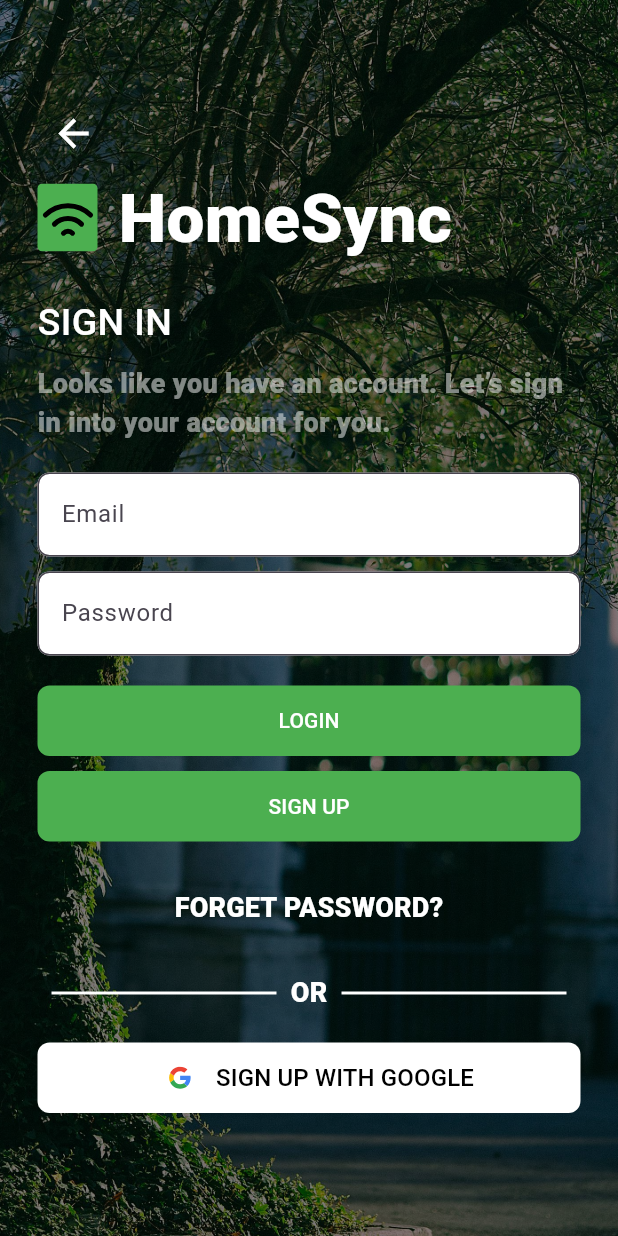
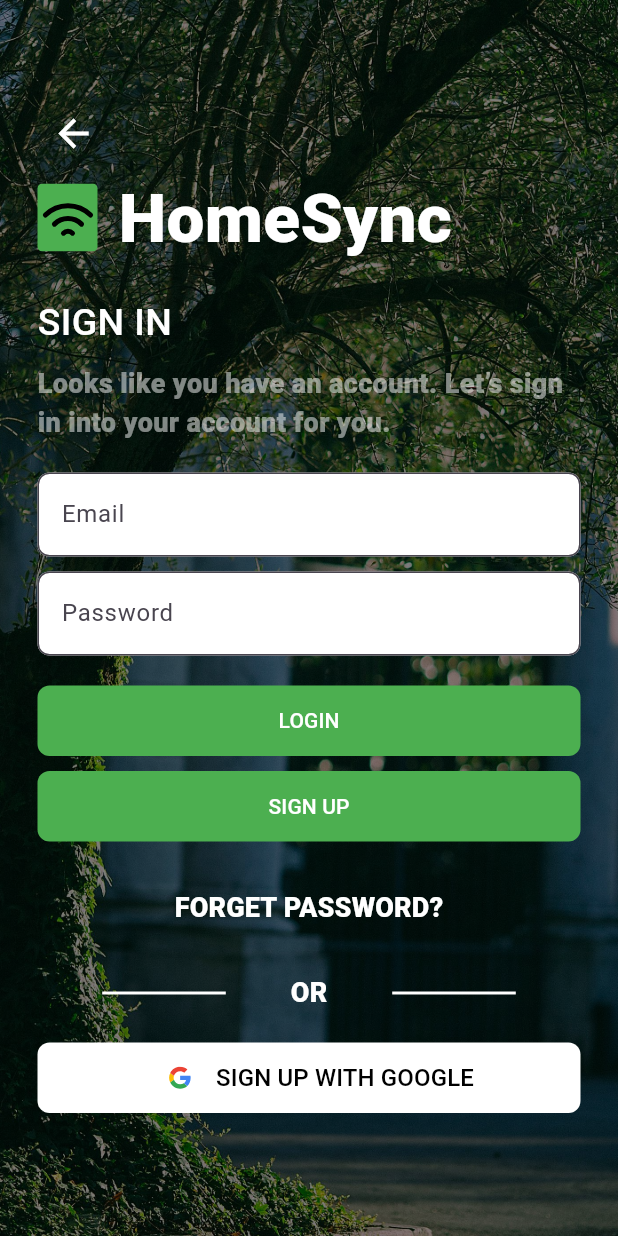
Before and after one commit to Tuyisenge2/E-commrcer-SPA-flutter, a Flutter app: the screen it shows after launch, after a tap on "Get Started", on a phone screen of 412 x 824 dp. Run offline on Flutter 3.47's test engine with Material 3 defaults, Android fonts, the phone set to English and light mode, and no system bars; our stand-ins replace flutter_svg, go_router.

Commit message:
feat-add media query in login

```diff
--- /dev/null
+++ b/lib/components/input_field.dart
@@ -0,0 +1,41 @@
+import 'package:flutter/material.dart';
+
+class InputField extends StatelessWidget {
+  final double width;
+  final String hint;
+  final Color inputColor;
+
+  const InputField({super.key, required this.width, required this.hint,required this.inputColor});
+  @override
+  Widget build(BuildContext context) {
+    return ConstrainedBox(
+      constraints: BoxConstraints(maxWidth: width),
+      child: TextField(
+        decoration: InputDecoration(
+          hintText: hint,
+          fillColor: inputColor,
+          filled: true,
+          border: OutlineInputBorder(
+            borderSide: BorderSide(color: inputColor),
+            borderRadius: BorderRadius.all(Radius.circular(8)),
+          ),
+        ),
+      ),
+    );
+  }
+}
+              // ConstrainedBox(
+              //   constraints: BoxConstraints(maxWidth: 400),
+              //   child: TextField(
+              //     maxLength: 20,
+              //     decoration: InputDecoration(
+              //       border: OutlineInputBorder(
+              //         borderSide: BorderSide(color: Colors.white),
+              //         borderRadius: BorderRadius.all(Radius.circular(8)),
+              //       ),
+              //       fillColor: Colors.white,
+              //       filled: true,
+              //       hintText: "Email",
+              //     ),
+              //   ),
+              // ),
--- a/lib/pages/hero_section.dart
+++ b/lib/pages/hero_section.dart
@@ -5,6 +5,7 @@
 class HeroSection extends StatelessWidget {
   @override
   Widget build(BuildContext context) {
+
     return Container(
       //color: Colors.white,
       padding: EdgeInsets.only(top: 124, left: 10),
@@ -24,9 +25,10 @@
               padding: const EdgeInsets.only(left: 30),
               child: Text(
                 "FULL CONTROL",
+                textScaler: TextScaler.linear(3.2),
                 style: TextStyle(
                   color: Colors.white,
-                  fontSize: 48,
+                  //  fontSize: fontSize,
                   fontWeight: FontWeight.w900,
                 ),
               ),
--- a/lib/pages/login.dart
+++ b/lib/pages/login.dart
@@ -3,10 +3,12 @@
 import 'package:go_router/go_router.dart';
 import 'package:new_app/components/back_button.dart';
 import 'package:new_app/components/forget_button.dart';
+import 'package:new_app/components/input_field.dart';
 
 class Login extends StatelessWidget {
   @override
   Widget build(BuildContext context) {
+    double screenWidth = MediaQuery.of(context).size.width;
     return Container(
       padding: EdgeInsets.only(left: 25, top: 65, right: 25),
       decoration: BoxDecoration(
@@ -71,31 +73,14 @@
                 ),
               ),
               SizedBox(height: 20),
+              InputField(width: 400, hint: 'Email', inputColor: Colors.white),
+              SizedBox(height: 10),
+              InputField(
+                width: 400,
+                hint: 'Password',
+                inputColor: Colors.white,
+              ),
 
-              TextField(
-                decoration: InputDecoration(
-                  border: OutlineInputBorder(
-                    borderSide: BorderSide(color: Colors.white),
-                    borderRadius: BorderRadius.all(Radius.circular(8)),
-                  ),
-                  fillColor: Colors.white,
-                  filled: true,
-                  hintText: "Email",
-                ),
-              ),
-              SizedBox(height: 10),
-
-              TextField(
-                decoration: InputDecoration(
-                  border: OutlineInputBorder(
-                    borderSide: BorderSide(color: Colors.white),
-                    borderRadius: BorderRadius.all(Radius.circular(8)),
-                  ),
-                  fillColor: Colors.white,
-                  filled: true,
-                  hintText: "Password",
-                ),
-              ),
               SizedBox(height: 20),
               SizedBox(
                 height: 47,
@@ -119,7 +104,6 @@
                 width: 400,
                 child: TextButton(
                   onPressed: () {
-                    // context.go('/signup');
                     context.push('/signup');
                   },
                   style: TextButton.styleFrom(
@@ -137,9 +121,20 @@
               Row(
                 mainAxisAlignment: MainAxisAlignment.spaceEvenly,
                 children: [
+                  // SizedBox(
+                  //   width: screenWidth,
+                  //   child: FractionallySizedBox(
+                  //     widthFactor: 0.2,
+                  //     child: Container(
+                  //       //  width: double.infinity,
+                  //       decoration: BoxDecoration(
+                  //         border: Border.all(color: Colors.white, width: 1),
+                  //       ),
+                  //     ),
+                  //   ),
+                  // ),
                   Container(
-                    width: 150,
-                    //width: sx(12),
+                    width: MediaQuery.of(context).size.width * 0.2,
                     decoration: BoxDecoration(
                       border: Border.all(color: Colors.white, width: 1),
                     ),
@@ -153,11 +148,17 @@
                     ),
                   ),
                   Container(
-                    width: 150,
+                    width: MediaQuery.of(context).size.width * 0.2,
                     decoration: BoxDecoration(
                       border: Border.all(color: Colors.white, width: 1),
                     ),
                   ),
+                  // Container(
+                  //   width: 150,
+                  //   decoration: BoxDecoration(
+                  //     border: Border.all(color: Colors.white, width: 1),
+                  //   ),
+                  // ),
                 ],
               ),
               SizedBox(height: 20),
```
